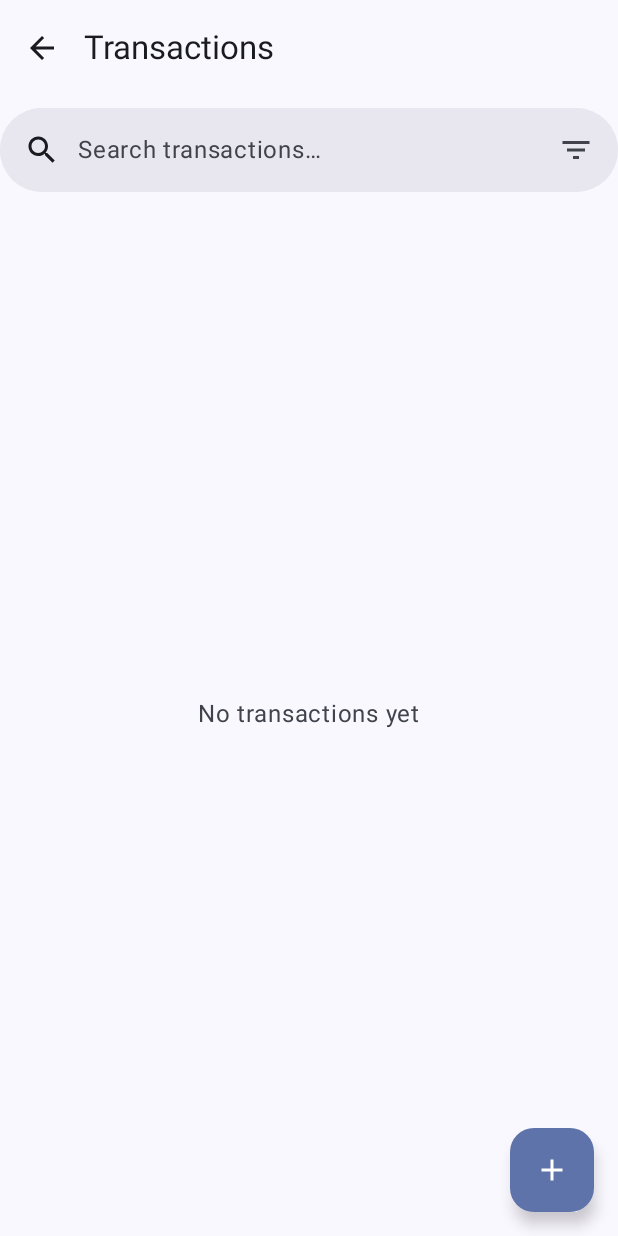
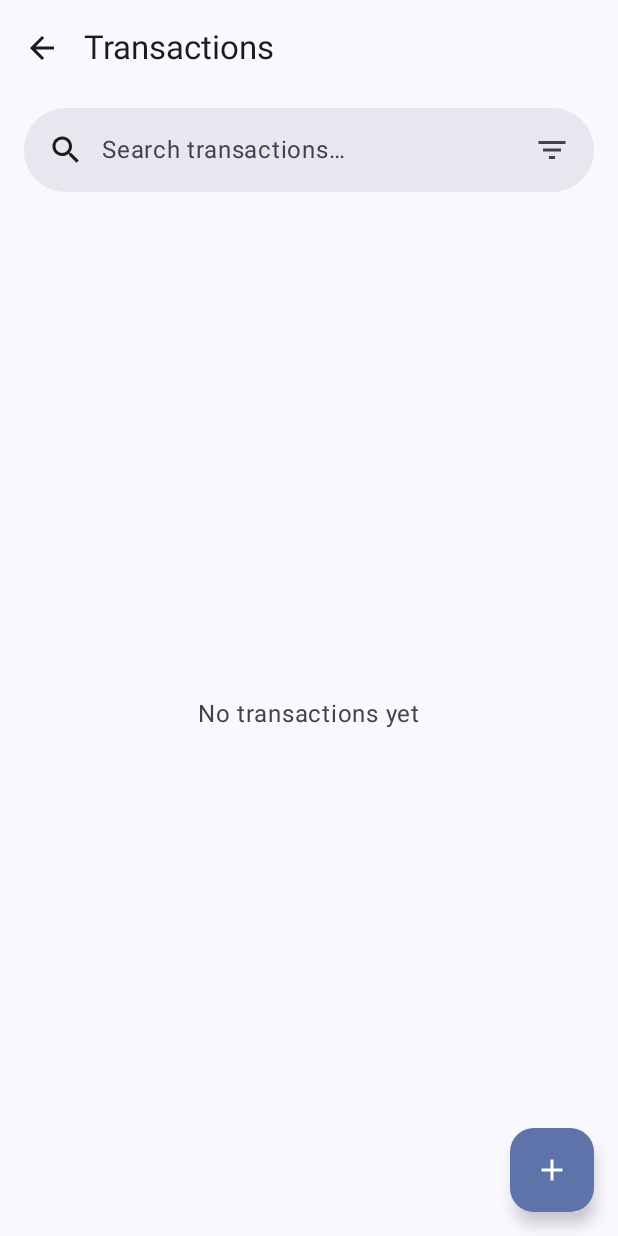
Before and after one commit to box-bm/BoxWallet, an Android app built with Jetpack Compose: the TransactionsListScreen screen opened through its navigation route, on a phone screen of 412 x 824 dp. Run offline under Robolectric (Android 15) with nearby library versions, the phone set to English and light mode, and no system bars; our stand-ins replace Dagger/Hilt's generated code, Material 3 Expressive styles (plain Material 3 is drawn); libraries missing offline, so code that uses them is left out: androidx.hilt.lifecycle; 2 statements that could not run were skipped.

Commit message:
feat: improved design for main screens

```diff
--- a/app/src/main/java/com/boxdev/boxwallet/ui/components/TransactionSheet.kt
+++ b/app/src/main/java/com/boxdev/boxwallet/ui/components/TransactionSheet.kt
@@ -156,7 +156,7 @@ fun TransactionSheet(
                     OutlinedTextField(
                         value = formState.amount,
                         onValueChange = { viewModel.updateAmount(it) },
-                        label = { Text("Amount") },
+                        label = { Text("Amount *") },
                         placeholder = { Text("0.00") },
                         prefix = { Text(formState.currency.toCurrencySymbol(), style = MaterialTheme.typography.bodyLarge) },
                         keyboardOptions = KeyboardOptions(keyboardType = KeyboardType.Decimal),
--- a/app/src/main/java/com/boxdev/boxwallet/ui/navigation/NavGraph.kt
+++ b/app/src/main/java/com/boxdev/boxwallet/ui/navigation/NavGraph.kt
@@ -66,7 +66,6 @@ fun NavGraph(
         composable(NavRoutes.Home.route) {
             HomeScreen(
                 onNavigateToAnalytics = { navController.navigate(NavRoutes.Analytics.route) },
-                onNavigateToSettings = { navController.navigate(NavRoutes.Settings.route) },
                 onSeeAllTransactions = { navController.navigate(NavRoutes.TransactionsList.route) },
                 onSeeAllLoans = {
                     navController.navigate(NavRoutes.Loans.route) {
--- a/app/src/main/java/com/boxdev/boxwallet/ui/screens/home/HomeScreen.kt
+++ b/app/src/main/java/com/boxdev/boxwallet/ui/screens/home/HomeScreen.kt
@@ -4,6 +4,7 @@ package com.boxdev.boxwallet.ui.screens.home
 
 import androidx.compose.foundation.layout.Arrangement
 import androidx.compose.foundation.layout.Box
+import androidx.compose.foundation.layout.PaddingValues
 import androidx.compose.foundation.layout.Row
 import androidx.compose.foundation.layout.Spacer
 import androidx.compose.foundation.layout.fillMaxSize
@@ -18,7 +19,6 @@ import androidx.compose.material.icons.filled.Analytics
 import androidx.compose.material.icons.filled.Close
 import androidx.compose.material.icons.filled.CreditCard
 import androidx.compose.material.icons.filled.Receipt
-import androidx.compose.material.icons.filled.Settings
 import androidx.compose.material3.ExperimentalMaterial3Api
 import androidx.compose.material3.ExperimentalMaterial3ExpressiveApi
 import androidx.compose.material3.FloatingActionButtonMenu
@@ -67,7 +67,7 @@ import com.boxdev.boxwallet.ui.components.TransactionSheet
 fun HomeScreen(
     @PreviewParameter(HomeUiStatePreviewParameterProvider::class) viewModel: HomeViewModel = hiltViewModel(),
     onNavigateToAnalytics: () -> Unit = {},
-    onNavigateToSettings: () -> Unit = {},
+
     onSeeAllTransactions: () -> Unit = {},
     onSeeAllLoans: () -> Unit = {},
     onNavigateToLoanDetail: (Long) -> Unit = {},
@@ -91,9 +91,6 @@ fun HomeScreen(
                 actions = {
                     IconButton(onClick = onNavigateToAnalytics) {
                         Icon(Icons.Default.Analytics, contentDescription = "Analytics")
-                    }
-                    IconButton(onClick = onNavigateToSettings) {
-                        Icon(Icons.Default.Settings, contentDescription = "Settings")
                     }
                 }
             )
@@ -170,19 +167,19 @@ fun HomeScreen(
                 modifier = Modifier
                     .fillMaxSize()
                     .padding(
-                        bottom = 0.dp,
                         top = paddingValues.calculateTopPadding(),
-                        end = 16.dp,
-                        start = 16.dp
                     ),
+                contentPadding = PaddingValues(horizontal = 16.dp),
+                verticalArrangement = Arrangement.spacedBy(4.dp)
             ) {
                 item {
                     SummaryCard(summary = uiState.financialSummary)
                 }
                 item {
-                    Spacer(modifier = Modifier.height(4.dp))
                     Row(
-                        modifier = Modifier.fillMaxWidth(),
+                        modifier = Modifier
+                            .fillMaxWidth()
+                            .padding(top = 12.dp),
                         horizontalArrangement = Arrangement.SpaceBetween,
                         verticalAlignment = Alignment.CenterVertically
                     ) {
@@ -207,7 +204,8 @@ fun HomeScreen(
                         ) {
                             Text(
                                 "No transactions yet",
-                                style = MaterialTheme.typography.bodyMedium
+                                style = MaterialTheme.typography.bodyMedium,
+                                color = MaterialTheme.colorScheme.onSurfaceVariant
                             )
                         }
                     }
@@ -226,9 +224,10 @@ fun HomeScreen(
 
                 if (uiState.activeLoans.isNotEmpty()) {
                     item {
-                        Spacer(modifier = Modifier.height(4.dp))
                         Row(
-                            modifier = Modifier.fillMaxWidth(),
+                            modifier = Modifier
+                                .fillMaxWidth()
+                                .padding(top = 12.dp),
                             horizontalArrangement = Arrangement.SpaceBetween,
                             verticalAlignment = Alignment.CenterVertically
                         ) {
@@ -245,12 +244,13 @@ fun HomeScreen(
                     items(uiState.activeLoans, key = { "loan_${it.id}" }) { loan ->
                         LoanCard(
                             loan = loan,
-                            onClick = { onNavigateToLoanDetail(loan.id) }
+                            onClick = { onNavigateToLoanDetail(loan.id) },
+                            modifier = Modifier.padding(vertical = 4.dp)
                         )
                     }
                 }
                 item {
-                    Spacer(modifier = Modifier.height(72.dp))
+                    Spacer(modifier = Modifier.height(88.dp))
                 }
             }
         }
--- a/app/src/main/java/com/boxdev/boxwallet/ui/screens/transactions/TransactionsListScreen.kt
+++ b/app/src/main/java/com/boxdev/boxwallet/ui/screens/transactions/TransactionsListScreen.kt
@@ -16,7 +16,6 @@ import androidx.compose.foundation.layout.Row
 import androidx.compose.foundation.layout.fillMaxSize
 import androidx.compose.foundation.layout.fillMaxWidth
 import androidx.compose.foundation.layout.padding
-import androidx.compose.foundation.layout.wrapContentHeight
 import androidx.compose.foundation.lazy.LazyColumn
 import androidx.compose.foundation.lazy.items
 import androidx.compose.material.icons.Icons
@@ -134,7 +133,7 @@ fun TransactionsListScreen(
                 onExpandedChange = {},
                 modifier = Modifier
                     .fillMaxWidth()
-                    .wrapContentHeight()
+                    .padding(horizontal = 16.dp)
             ) {}
 
             AnimatedVisibility(visible = showFilters) {
```
Also changed, not shown: app/src/main/java/com/boxdev/boxwallet/ui/components/LoanSheet.kt (+6 -5 lines), app/src/main/java/com/boxdev/boxwallet/ui/screens/analytics/AnalyticsViewModel.kt (+4 -9 lines).
